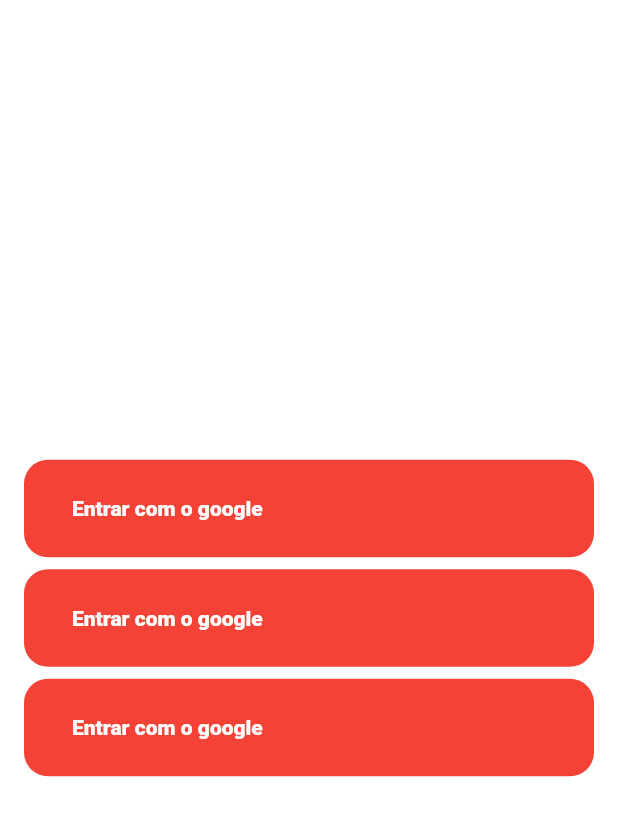
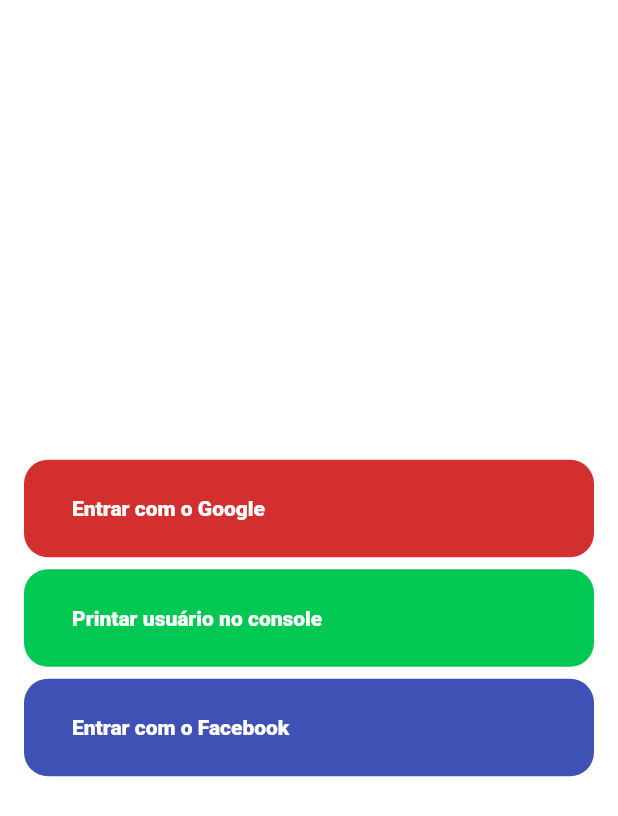
Before and after one commit to bleszerd/Flutter_Firebase_Social_Auth_Example, a Flutter app: the screen it shows after launch, on a phone screen of 412 x 824 dp. Shown: the top 816 px of the screen. Run offline on Flutter 3.47's test engine with Material 2 defaults, Android fonts, the phone set to English and light mode, and no system bars; our stand-ins replace firebase_core, google_sign_in, shared_preferences; missing offline and left inert: flutter_facebook_auth; accounts and stored records are empty.

Commit message:
Social button

```diff
--- a/lib/modules/homepage/home_page.dart
+++ b/lib/modules/homepage/home_page.dart
@@ -1,6 +1,7 @@
 import 'package:firebase_social_auth_test/modules/homepage/home_page_controller.dart';
 import 'package:firebase_social_auth_test/shared/auth/auth_controller.dart';
-import 'package:firebase_social_auth_test/shared/widgets/google_auth_button/google_auth_button_widget.dart';
+import 'package:firebase_social_auth_test/shared/widgets/google_auth_button/social_auth_button_controller.dart';
+import 'package:firebase_social_auth_test/shared/widgets/google_auth_button/social_auth_button_widget.dart';
 import 'package:flutter/material.dart';
 
 class Homepage extends StatelessWidget {
@@ -18,15 +19,21 @@ class Homepage extends StatelessWidget {
         body: Column(
           mainAxisAlignment: MainAxisAlignment.center,
           children: [
-            GoogleAuthButtonWidget(onTap: () {
-              homepageController.googleSignIn(context);
-            }),
-            GoogleAuthButtonWidget(onTap: () {
-              print(authController.user.toString());
-            }),
-            GoogleAuthButtonWidget(onTap: () {
-              homepageController.facebookSignIn();
-            }),
+            SocialAuthButtonWidget(
+                buttonVariant: SocialAuthButtonVariants.GOOGLE,
+                onTap: () {
+                  homepageController.googleSignIn(context);
+                }),
+            SocialAuthButtonWidget(
+                buttonVariant: SocialAuthButtonVariants.DEBUG,
+                onTap: () {
+                  print(authController.user.toString());
+                }),
+            SocialAuthButtonWidget(
+                buttonVariant: SocialAuthButtonVariants.FACEBOOK,
+                onTap: () {
+                  homepageController.facebookSignIn(context);
+                }),
           ],
         ),
       ),
--- a/lib/shared/auth/auth_controller.dart
+++ b/lib/shared/auth/auth_controller.dart
@@ -7,9 +7,9 @@ class AuthController {
 
   UserModel get user => _user!;
 
-  void setUser(BuildContext context, UserModel? user) {
+  Future<void> setUser(BuildContext context, UserModel? user) async {
     if (user != null) {
-      saveUser(user);
+      await saveUser(user);
       _user = user;
       print("Okay");
     } else {
@@ -20,7 +20,6 @@ class AuthController {
   Future<void> saveUser(UserModel user) async {
     final instance = await SharedPreferences.getInstance();
     await instance.setString("user", user.toJson());
-    return;
   }
 
   Future<void> fetchUserFromData(BuildContext context) async {
@@ -28,7 +27,6 @@ class AuthController {
     if (instance.containsKey("user")) {
       final json = instance.get("user") as String;
       setUser(context, UserModel.fromJson(json));
-      return;
     } else {
       setUser(context, null);
     }
--- a/lib/shared/widgets/google_auth_button/google_auth_button_widget.dart
+++ /dev/null
@@ -1,32 +0,0 @@
-import 'package:flutter/material.dart';
-
-class GoogleAuthButtonWidget extends StatelessWidget {
-  final VoidCallback onTap;
-
-  const GoogleAuthButtonWidget({Key? key, required this.onTap})
-      : super(key: key);
-
-  @override
-  Widget build(BuildContext context) {
-    return GestureDetector(
-      onTap: onTap,
-      child: Container(
-        margin: EdgeInsets.symmetric(horizontal: 16, vertical: 4),
-        padding: EdgeInsets.symmetric(horizontal: 32, vertical: 16),
-        decoration: BoxDecoration(
-            borderRadius: BorderRadius.circular(16), color: Colors.red),
-        height: 65,
-        width: double.infinity,
-        child: Row(
-          children: [
-            Text(
-              "Entrar com o google",
-              style:
-                  TextStyle(color: Colors.white, fontWeight: FontWeight.w800),
-            )
-          ],
-        ),
-      ),
-    );
-  }
-}
--- /dev/null
+++ b/lib/shared/widgets/google_auth_button/social_auth_button_controller.dart
@@ -0,0 +1,33 @@
+import 'package:flutter/material.dart';
+
+enum SocialAuthButtonVariants {
+  GOOGLE,
+  FACEBOOK,
+  DEBUG,
+}
+
+class SocialAuthButtonController {
+  final _availableButtonVariants = {
+    SocialAuthButtonVariants.FACEBOOK: {
+      "backgroundColor": Colors.indigo,
+      "foregroundColor": Colors.white,
+      "text": "Entrar com o Facebook",
+    },
+    SocialAuthButtonVariants.GOOGLE: {
+      "backgroundColor": Colors.red.shade700,
+      "foregroundColor": Colors.white,
+      "text": "Entrar com o Google",
+    },
+    SocialAuthButtonVariants.DEBUG: {
+      "backgroundColor": Colors.greenAccent.shade700,
+      "foregroundColor": Colors.white,
+      "text": "Printar usuário no console",
+    },
+  };
+
+  Map<String, Object> handleButtonVariant(
+      SocialAuthButtonVariants buttonVariant) {
+    return _availableButtonVariants[buttonVariant] ??
+        _availableButtonVariants[SocialAuthButtonVariants.DEBUG]!;
+  }
+}
--- /dev/null
+++ b/lib/shared/widgets/google_auth_button/social_auth_button_widget.dart
@@ -0,0 +1,45 @@
+import 'package:firebase_social_auth_test/shared/widgets/google_auth_button/social_auth_button_controller.dart';
+import 'package:flutter/material.dart';
+
+class SocialAuthButtonWidget extends StatelessWidget {
+  final VoidCallback onTap;
+  final SocialAuthButtonVariants buttonVariant;
+  final String? text;
+
+  const SocialAuthButtonWidget(
+      {Key? key,
+      required this.onTap,
+      this.text,
+      this.buttonVariant = SocialAuthButtonVariants.DEBUG})
+      : super(key: key);
+
+  @override
+  Widget build(BuildContext context) {
+    final socialAuthButtonController = SocialAuthButtonController();
+    final buttonprops =
+        socialAuthButtonController.handleButtonVariant(buttonVariant);
+
+    return GestureDetector(
+      onTap: onTap,
+      child: Container(
+        margin: EdgeInsets.symmetric(horizontal: 16, vertical: 4),
+        padding: EdgeInsets.symmetric(horizontal: 32, vertical: 16),
+        decoration: BoxDecoration(
+            borderRadius: BorderRadius.circular(16),
+            color: buttonprops["backgroundColor"] as Color),
+        height: 65,
+        width: double.infinity,
+        child: Row(
+          children: [
+            Text(
+              text ?? buttonprops["text"] as String,
+              style: TextStyle(
+                  color: buttonprops["foregroundColor"] as Color,
+                  fontWeight: FontWeight.w800),
+            )
+          ],
+        ),
+      ),
+    );
+  }
+}
```
Also changed, not shown: lib/modules/homepage/home_page_controller.dart (+11 -4 lines).
